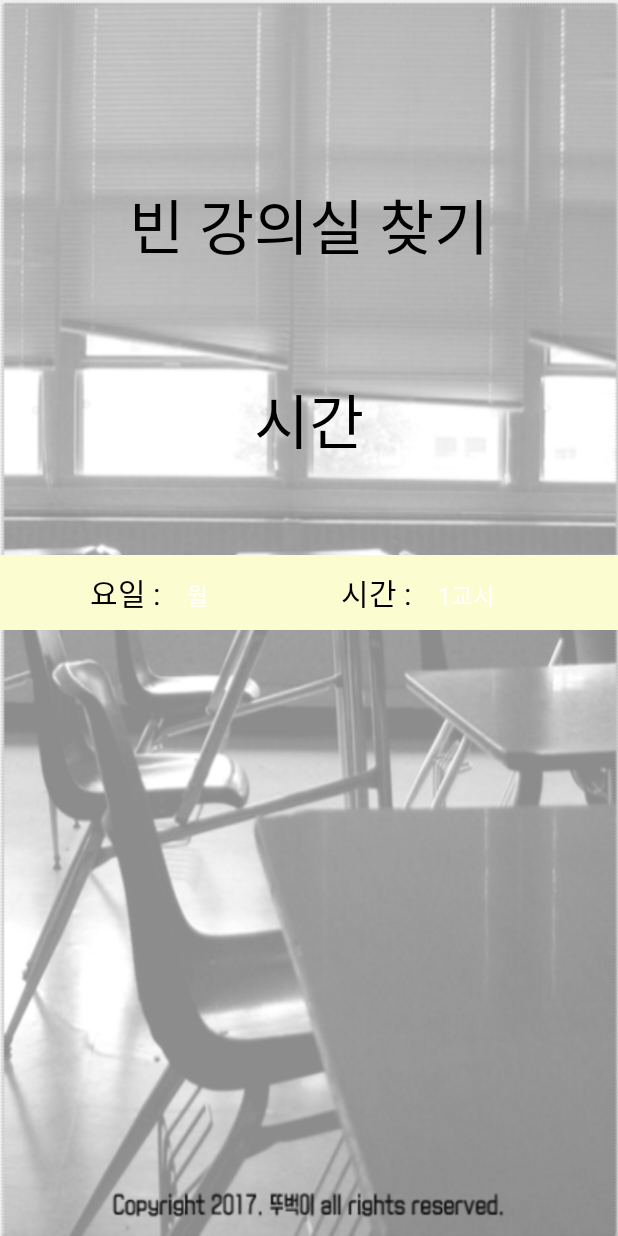
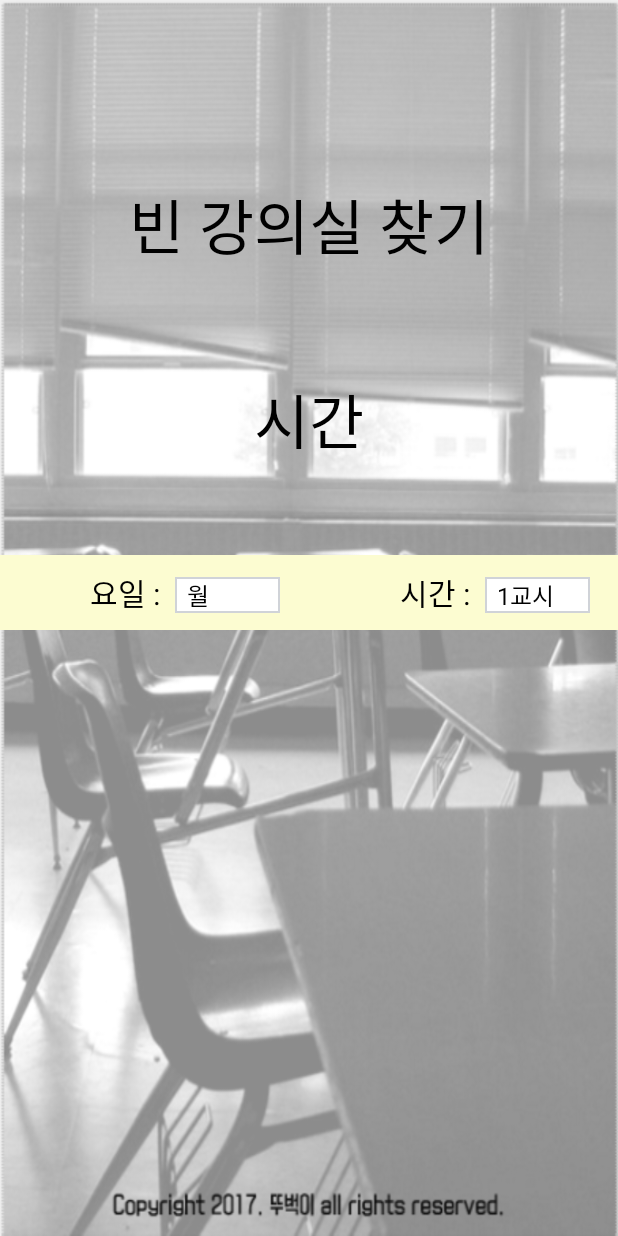
Before and after one commit to Coldbear59/capstone, an Android app: the timesetLayout screen opened directly, with no data from a screen before it, on a phone screen of 412 x 824 dp. Run offline under Robolectric (Android 15) with nearby library versions, the phone set to English and light mode, and no system bars.

Commit message:
ChaeUmActivity timesetLayout 에서 extends를 activity로 바꿨음 ( 그 액션바 사용 안하면 오류나는거 같음)
지금까지 계속 스피너로 오류났었는데  OnItemClickedListner 대신 OnItemSelctedListenr 사용하니까 해결됨

```diff
--- a/app/src/main/java/company/co/kr/chaeum1/timesetLayout.java
+++ b/app/src/main/java/company/co/kr/chaeum1/timesetLayout.java
@@ -1,11 +1,13 @@
 package company.co.kr.chaeum1;
 
 import android.app.Activity;
+import android.graphics.Color;
 import android.os.Bundle;
 import android.view.View;
 import android.widget.AdapterView;
 import android.widget.ArrayAdapter;
 import android.widget.Spinner;
+import android.widget.TextView;
 import android.widget.Toast;
 
 /**
@@ -35,6 +37,7 @@ public class timesetLayout extends Activity {
             @Override
             public void onItemSelected(AdapterView<?> parent, View view, int position, long id) {
                 Toast.makeText(parent.getContext(), parent.getItemAtPosition(position).toString(), Toast.LENGTH_SHORT).show();
+                ((TextView) parent.getChildAt(0)).setTextColor(Color.BLACK);
             }
             @Override
             public void onNothingSelected(AdapterView<?> parent) {
@@ -45,6 +48,7 @@ public class timesetLayout extends Activity {
             @Override
             public void onItemSelected(AdapterView<?> parent, View view, int position, long id) {
                 Toast.makeText(parent.getContext(), parent.getItemAtPosition(position).toString(), Toast.LENGTH_SHORT).show();
+                ((TextView) parent.getChildAt(0)).setTextColor(Color.BLACK);
             }
 
             @Override
@@ -54,5 +58,18 @@ public class timesetLayout extends Activity {
         });
 
 
+       /* @Override
+        public View getDropDownView(int position, View convertView, ViewGroup parent){
+            if(convertView == null){
+                LayoutInflater inflater = LayoutInflater.from(context);
+                convertView = inflater.inflate(android.R.layout.simple_spinner_dropdown_item, parent, false);
+            }
+
+            TextView tv = (TextView) convertView.findViewById(android.R.id.text1);
+            tv.setText(items[position]);
+            tv.setTextColor(Color.BLACK);
+            tv.setTextSize(12);
+            tv.setHeight(50);
+            return convertView; */
+        }
     }
-}
--- a/app/src/main/res/layout/timeset.xml
+++ b/app/src/main/res/layout/timeset.xml
@@ -46,15 +46,15 @@
 
         <Spinner
             android:id="@+id/week_spinner"
-            android:layout_width="wrap_content"
+            android:layout_width="70dp"
             android:layout_height="wrap_content"
             android:layout_marginTop="10dp"
             android:layout_marginBottom="10dp"
-            android:textColor="#000000"
-            android:background="#FCFCD1"
+            android:layout_marginLeft="10dp"
+            android:textColor="#ffffff"
             android:prompt="@string/week_prompt"
             android:spinnerMode="dropdown"
-            android:layout_marginLeft="10dp"
+            style = "@style/week_spinner_st"
             />
 
             <TextView
@@ -69,15 +69,16 @@
 
             <Spinner
                 android:id="@+id/time_spinner"
-                android:layout_width="wrap_content"
+                android:layout_width="70dp"
                 android:layout_height="wrap_content"
                 android:layout_marginTop="10dp"
                 android:layout_marginBottom="10dp"
-                android:textColor="#000000"
-                android:background="#FCFCD1"
+                android:textColor="#ffffff"
                 android:prompt="@string/time_prompt"
                 android:spinnerMode="dropdown"
-                android:layout_marginLeft="10dp"/>
+                android:layout_marginLeft="10dp"
+                style = "@style/week_spinner_st"
+                />
 
     </LinearLayout>
 </RelativeLayout>
--- a/app/src/main/res/values/styles.xml
+++ b/app/src/main/res/values/styles.xml
@@ -12,4 +12,8 @@
         <item name="android:windowBackground">@drawable/splash</item>
     </style>
 
+    <style name = "week_spinner_st">
+        <item name = "android:background">@drawable/week_spinner_dr</item>
+    </style>
+
 </resources>
```
Also changed, not shown: app/src/main/res/drawable/week_spinner_dr.xml (added, +13 -0 lines), app/src/main/res/layout/main.xml (+4 -4 lines).
